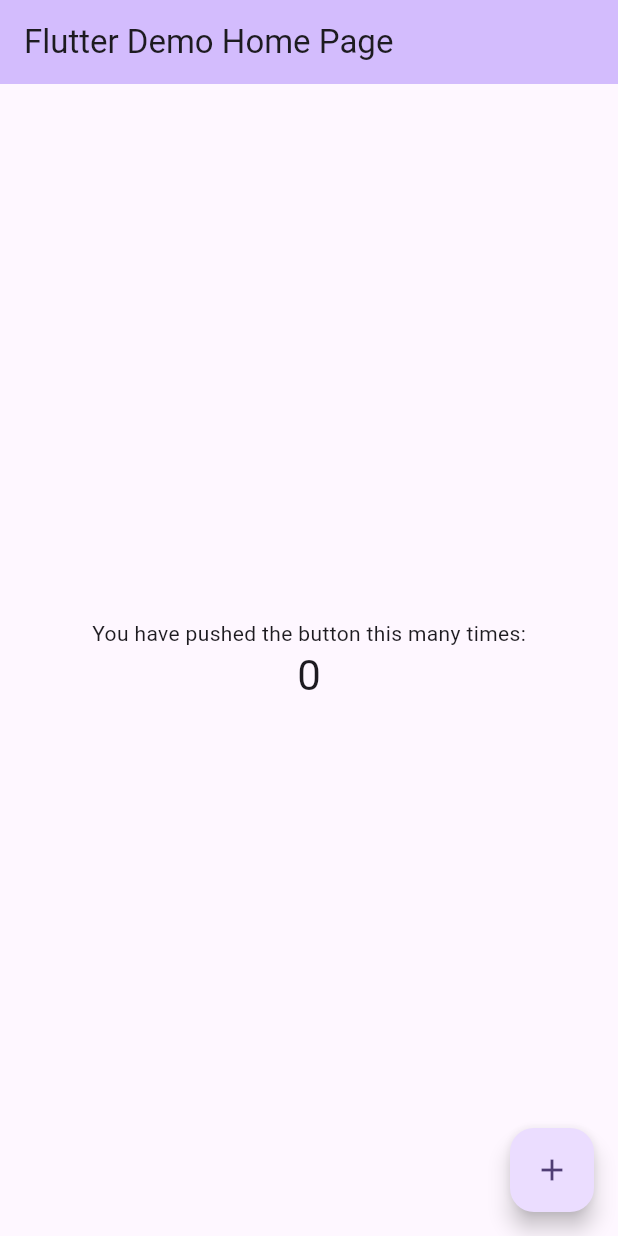
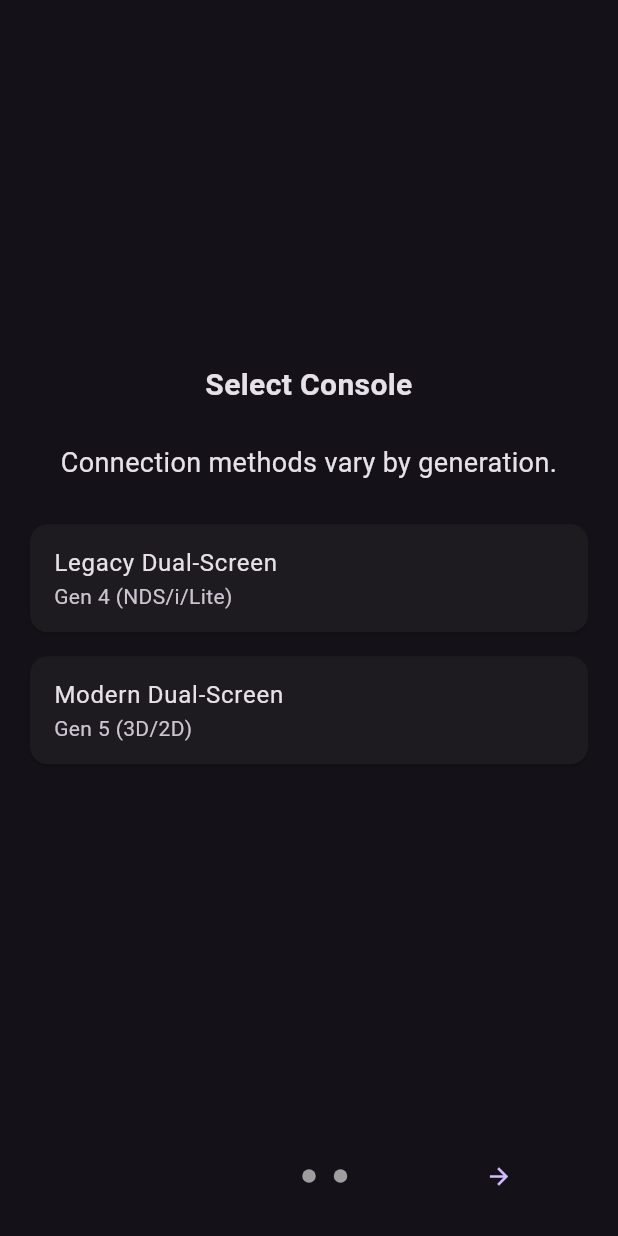
Before and after one commit to Inevitabby/nds-save-sync, a Flutter app: the screen it shows after launch, on a phone screen of 412 x 824 dp. Run offline on Flutter 3.47's test engine with Material 3 defaults, Android fonts, the phone set to English and light mode, and no system bars; drawn by our look-alikes of introduction_screen.

Commit message:
add: Initial Onboarding screens
TODO
- Text alignment on "Modern Setup"
- Consider locking sliding?
- Reconsider checkbox design (allow lazy user swipe-through,
  and don't look interactive if isnt)

```diff
--- a/lib/main.dart
+++ b/lib/main.dart
@@ -1,65 +1,18 @@
 import 'package:flutter/material.dart';
+import './screens/Onboarding.dart';
 
 void main() {
-  runApp(const MyApp());
+  runApp(const App());
 }
 
-class MyApp extends StatelessWidget {
-  const MyApp({super.key});
+class App extends StatelessWidget {
+  const App({super.key});
   @override
   Widget build(BuildContext context) {
     return MaterialApp(
-      title: 'Flutter Demo',
-      theme: ThemeData(
-        colorScheme: .fromSeed(seedColor: Colors.deepPurple),
-      ),
-      home: const MyHomePage(title: 'Flutter Demo Home Page'),
+      title: "Flutter Demo",
+      theme: ThemeData.dark(),
+      home: Onboarding(),
     );
   }
 }
-
-class MyHomePage extends StatefulWidget {
-  const MyHomePage({super.key, required this.title});
-
-  final String title;
-
-  @override
-  State<MyHomePage> createState() => _MyHomePageState();
-}
-
-class _MyHomePageState extends State<MyHomePage> {
-  int _counter = 0;
-
-  void _incrementCounter() {
-    setState(() {
-      _counter++;
-    });
-  }
-
-  @override
-  Widget build(BuildContext context) {
-    return Scaffold(
-      appBar: AppBar(
-        backgroundColor: Theme.of(context).colorScheme.inversePrimary,
-        title: Text(widget.title),
-      ),
-      body: Center(
-        child: Column(
-          mainAxisAlignment: .center,
-          children: [
-            const Text('You have pushed the button this many times:'),
-            Text(
-              '$_counter',
-              style: Theme.of(context).textTheme.headlineMedium,
-            ),
-          ],
-        ),
-      ),
-      floatingActionButton: FloatingActionButton(
-        onPressed: _incrementCounter,
-        tooltip: 'Increment',
-        child: const Icon(Icons.add),
-      ),
-    );
-  }
-}
--- /dev/null
+++ b/lib/screens/Onboarding.dart
@@ -0,0 +1,197 @@
+import 'package:flutter/material.dart';
+import 'package:introduction_screen/introduction_screen.dart';
+import 'package:url_launcher/url_launcher.dart';
+
+class Onboarding extends StatefulWidget {
+  const Onboarding({super.key});
+
+  @override
+  State<Onboarding> createState() => _OnboardingState();
+}
+
+enum ConsoleType { unknown, legacy, modern }
+
+class _OnboardingState extends State<Onboarding> {
+  final _introKey = GlobalKey<IntroductionScreenState>();
+  ConsoleType _selectedConsole = ConsoleType.unknown;
+
+  Future<void> _launchHelpUrl() async {
+    final Uri url = Uri.parse(
+      'https://github.com/inevitabby/nds-save-sync/wiki/',
+    );
+    if (!await launchUrl(url)) {
+      throw Exception('Could not launch $url');
+    }
+  }
+
+  @override
+  Widget build(BuildContext context) {
+    final colorScheme = Theme.of(context).colorScheme;
+
+    return IntroductionScreen(
+      key: _introKey,
+      allowImplicitScrolling: true,
+
+      next: const Icon(Icons.arrow_forward),
+      back: const Icon(Icons.arrow_back),
+      showBackButton: true,
+      done: const Text("Finish", style: TextStyle(fontWeight: FontWeight.bold)),
+      onDone: () {
+        // TODO: Navigate to Dashboard
+      },
+
+      pages: [
+        // PAGE 1: Hardware Selector
+        _screen(
+          title: "Select Console",
+          subtitle: "Connection methods vary by generation.",
+          // image: Icon(Icons.devices_other, size: 80, color: colorScheme.primary),
+          children: [
+            selectionCard(
+              title: "Legacy Dual-Screen",
+              subtitle: "Gen 4 (NDS/i/Lite)",
+              type: ConsoleType.legacy,
+            ),
+            const SizedBox(height: 8),
+            selectionCard(
+              title: "Modern Dual-Screen",
+              subtitle: "Gen 5 (3D/2D)",
+              type: ConsoleType.modern,
+            ),
+          ],
+        ),
+
+        // PAGE 2: Network Instructions
+        if (_selectedConsole == ConsoleType.legacy)
+          _screen(
+            title: "Legacy Setup",
+            subtitle: "Set up a Hotspot ",
+            // icon: Icon(Icons.wifi_lock, size: 80, color: colorScheme.error),
+            children: [
+              Text("Set Hotspot Settings:"),
+              Divider(),
+              step(1, "Open Android Hotspot Settings"),
+              step(2, "Set Band to \"2.4 GHz\""),
+              step(3, "Set Security to \"None/Open\""),
+              const Spacer(),
+              Text(
+                "Gen 4 consoles cannot see WPA2 Wi-Fi\n\n(Remember to disable after use)",
+                style: Theme.of(context).textTheme.bodySmall,
+                textAlign: TextAlign.center,
+              ),
+            ],
+          )
+        else if (_selectedConsole == ConsoleType.modern)
+          _screen(
+            title: "Modern Setup",
+            subtitle:
+                "Ensure phone and console are on the same Wi-Fi network.",
+            // icon: Icon(Icons.wifi, size: 80, color: colorScheme.primary),
+            children: [
+              Text(
+                "Note: 5GHz is not supported by the console\n\n(If you don't have 2GHz, do Legacy Setup)",
+                style: Theme.of(context).textTheme.bodySmall,
+                textAlign: TextAlign.center,
+              ),
+            ],
+          )
+        else
+          _screen(
+            // TODO don't let the user scroll here unless they've selected an option (???)
+            title: "Select System",
+            subtitle: "Please go back and select a system type.",
+          ),
+
+        // PAGE 3: Checklist
+        _screen(
+          title: "Ready to Connect?",
+          subtitle: "Please check the following!",
+          // image: Icon(Icons.check_circle_outline, size: 80, color: colorScheme.primary),
+          children: [
+            Card(
+              child: Padding(
+                padding: const EdgeInsets.all(16.0),
+                child: Column(
+                  children: [
+                    checkItem("FTP Server running on console"),
+                    checkItem("Console displays IP address"),
+                    checkItem("Console screen is ON"),
+                  ],
+                ),
+              ),
+            ),
+            TextButton(
+              onPressed: _launchHelpUrl,
+              child: const Text("Help / Guide"),
+            ),
+          ],
+        ),
+      ],
+    );
+  }
+
+  PageViewModel _screen({
+    required String title,
+    required String subtitle,
+    Icon? icon,
+    List<Widget>? children,
+  }) {
+    return PageViewModel(
+      title: title,
+      body: subtitle,
+      image: icon,
+      decoration: const PageDecoration(bodyAlignment: Alignment.center),
+      footer: children != null ? Column(children: children) : null,
+    );
+  }
+
+  Widget selectionCard({
+    required String title,
+    required String subtitle,
+    required ConsoleType type,
+  }) {
+    final isSelected = _selectedConsole == type;
+    final colorScheme = Theme.of(context).colorScheme;
+
+    return Card(
+      shape: isSelected
+          ? RoundedRectangleBorder(
+              side: BorderSide(color: colorScheme.primary, width: 2),
+              borderRadius: BorderRadius.circular(12),
+            )
+          : null,
+      child: ListTile(
+        title: Text(title),
+        subtitle: Text(subtitle),
+        selected: isSelected,
+        trailing: isSelected ? const Icon(Icons.check) : null,
+        onTap: () => setState(() => _selectedConsole = type),
+      ),
+    );
+  }
+
+  Widget step(int number, String text) {
+    return ListTile(
+      leading: CircleAvatar(
+        radius: 12,
+        child: Text(number.toString(), style: const TextStyle(fontSize: 12)),
+      ),
+      title: Text(text),
+      dense: true,
+    );
+  }
+
+  // TODO Reconsider design (potentially misleading as a clickable or self-updating checklist)
+  Widget checkItem(String text) {
+    return Padding(
+      padding: const EdgeInsets.symmetric(vertical: 4.0),
+      child: Row(
+        children: [
+          const Opacity(opacity: 0.5, child: Icon(Icons.check_box_outlined)),
+          const SizedBox(width: 12),
+          Expanded(child: Text(text)),
+        ],
+      ),
+    );
+  }
+}
--- a/pubspec.yaml
+++ b/pubspec.yaml
@@ -39,6 +39,9 @@ dependencies:
   flutter_riverpod: ^3.2.1
   lan_scanner: ^4.0.0+1
   network_info_plus: ^7.0.0
+  flutter_hooks: ^0.21.3+1
+  introduction_screen: ^4.0.0
+  url_launcher: ^6.3.2
 
 dev_dependencies:
   flutter_test:
```
Also changed, not shown: pubspec.lock.
